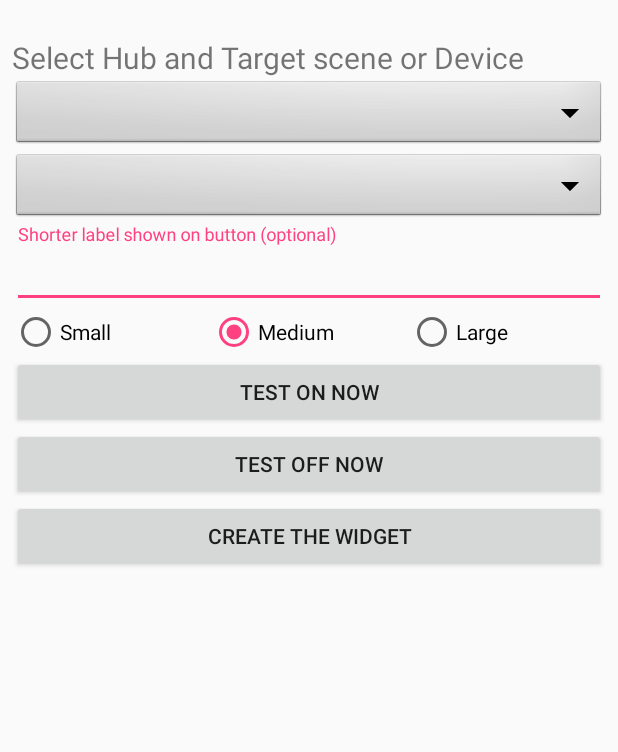
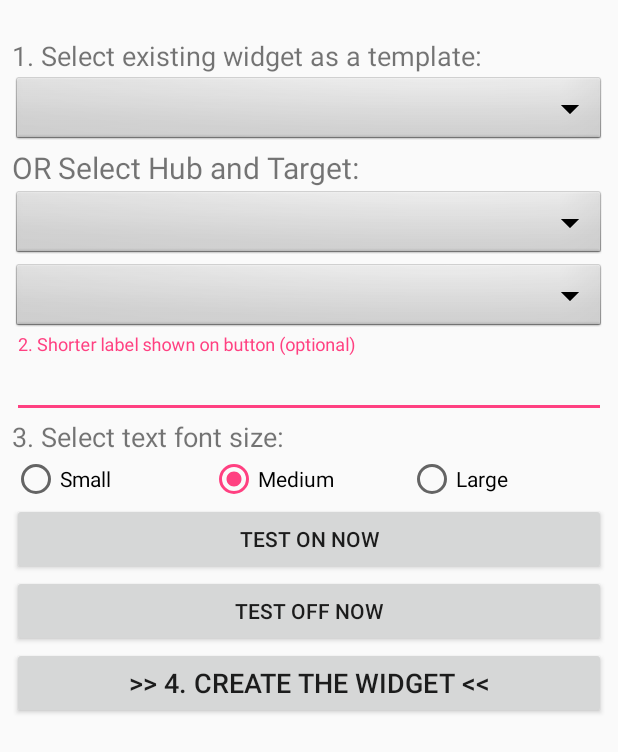
Before and after one commit to tsamppa/CozifyWidget, an Android app: the layout appwidget_configure.xml on its own in the app's theme, with its tools: preview values and no code run, on a phone screen of 412 x 824 dp. Shown: the top 752 px of the screen. Run offline under Robolectric (Android 15) with nearby library versions, the phone set to English and light mode, and no system bars.

Commit message:
Create widget from existing template.

```diff
--- a/app/src/main/java/com/cozify/cozifywidget/WidgetSettings.java
+++ b/app/src/main/java/com/cozify/cozifywidget/WidgetSettings.java
@@ -35,7 +35,7 @@ public class WidgetSettings {
             if (deviceName != null)
                 json.put("deviceName", deviceName);
             if (textSize != 0)
-                json.put("textSize", textSize);
+                json.put("selectedTextSize", textSize);
             json.put("doubleSize", doubleSize);
         } catch (JSONException e) {
             e.printStackTrace();
@@ -51,8 +51,8 @@ public class WidgetSettings {
                 deviceId = json.getString("deviceId");
             if (json.has("deviceName"))
                 deviceName = json.getString("deviceName");
-            if (json.has("textSize"))
-                textSize = (float)json.getDouble("textSize");
+            if (json.has("selectedTextSize"))
+                textSize = (float)json.getDouble("selectedTextSize");
             if (json.has("doubleSize"))
                 doubleSize = json.getBoolean("doubleSize");
         } catch (JSONException e) {
--- a/app/src/main/res/layout/appwidget_configure.xml
+++ b/app/src/main/res/layout/appwidget_configure.xml
@@ -12,6 +12,19 @@
         android:text=""
         android:textSize="12sp" />
     <TextView
+        android:id="@+id/select_template"
+        android:layout_width="match_parent"
+        android:layout_height="wrap_content"
+        android:text="@string/select_existing_widget_as_a_template"
+        android:textSize="18sp" />
+    <Spinner
+        android:id="@+id/spinner_widgets"
+        android:layout_width="match_parent"
+        android:layout_height="wrap_content"
+        android:background="@android:drawable/btn_dropdown"
+        android:spinnerMode="dropdown"
+        android:textSize="14sp"/>
+    <TextView
         android:id="@+id/config_status"
         android:layout_width="match_parent"
         android:layout_height="wrap_content"
@@ -23,14 +36,16 @@
         android:layout_width="match_parent"
         android:layout_height="wrap_content"
         android:background="@android:drawable/btn_dropdown"
-        android:spinnerMode="dropdown"/>
+        android:spinnerMode="dropdown"
+        android:textSize="18sp"/>
 
     <Spinner
         android:id="@+id/spinner_devices"
         android:layout_width="match_parent"
         android:layout_height="wrap_content"
         android:background="@android:drawable/btn_dropdown"
-        android:spinnerMode="dropdown"/>
+        android:spinnerMode="dropdown"
+        android:textSize="18sp"/>
 
     <com.google.android.material.textfield.TextInputLayout
         android:id="@+id/device_name"
@@ -47,6 +62,12 @@
             android:hint="@string/device_name"
             android:importantForAutofill="no" />
     </com.google.android.material.textfield.TextInputLayout>
+    <TextView
+        android:id="@+id/select_textsize"
+        android:layout_width="match_parent"
+        android:layout_height="wrap_content"
+        android:text="@string/select_text_font_size"
+        android:textSize="18sp" />
 
     <RadioGroup
         android:id="@+id/text_size_radio_group"
@@ -79,19 +100,22 @@
         android:id="@+id/test_control_on_button"
         android:layout_width="match_parent"
         android:layout_height="wrap_content"
-        android:text="@string/test_on" />
+        android:text="@string/test_on"
+        android:textSize="14sp" />
 
     <Button
         android:id="@+id/test_control_off_button"
         android:layout_width="match_parent"
         android:layout_height="wrap_content"
-        android:text="@string/test_off" />
+        android:text="@string/test_off"
+        android:textSize="14sp" />
 
     <Button
         android:id="@+id/create_button"
         android:layout_width="match_parent"
         android:layout_height="wrap_content"
         android:text="@string/create_button"
-        android:onClick="createWidget"/>
+        android:onClick="createWidget"
+        android:textSize="18sp" />
 
 </LinearLayout>
--- a/app/src/main/res/values/strings.xml
+++ b/app/src/main/res/values/strings.xml
@@ -8,19 +8,21 @@
     <string name="login_button">Send a password to email above</string>
     <string name="get_devices">Get devices</string>
     <string name="login_first">Login first to list Scenes and Devices</string>
-    <string name="device_name">Shorter label shown on button (optional)</string>
-    <string name="create_button">Create the Widget</string>
+    <string name="device_name">2. Shorter label shown on button (optional)</string>
+    <string name="create_button">&gt;&gt; 4. Create the Widget &lt;&lt;</string>
     <string name="intro_text">This is Cozify Widget for quick control of a Scene or Device directly from the home screen. You need to have a Cozify Smart Home Hub device. Login by entering the email address of your Cozify account to receive a one-time password to the given email address. Then you can create a widget buttons for controlling Scenes and Devices.</string>
     <string name="control_device_status">Status</string>
-    <string name="select_hub_and_device">Select Hub and Target scene or Device</string>
+    <string name="select_hub_and_device">OR Select Hub and Target:</string>
     <string name="controlling_device">Controlling device..</string>
     <string name="login_status">Checking login..</string>
     <string name="test_on">Test ON now</string>
     <string name="test_off">Test OFF now</string>
     <string name="email_address">Email address</string>
-    <string name="tip_select_device_first">Select target device first</string>
+    <string name="tip_select_device_first">OR Select Hub and Target:</string>
     <string name="label">Label</string>
     <string name="small">Small</string>
     <string name="medium">Medium</string>
     <string name="large">Large</string>
+    <string name="select_existing_widget_as_a_template">1. Select existing widget as a template:</string>
+    <string name="select_text_font_size">3. Select text font size:</string>
 </resources>
```
Also changed, not shown: app/src/main/AndroidManifest.xml (+10 -3 lines), app/src/main/java/com/cozify/cozifywidget/CozifyAppWidgetConfigure.java (+96 -7 lines), app/src/main/java/com/cozify/cozifywidget/CozifyWidgetSetupActivity.java (+12 -0 lines), app/src/main/java/com/cozify/cozifywidget/WidgetTemplateSettings.java (added, +62 -0 lines).
